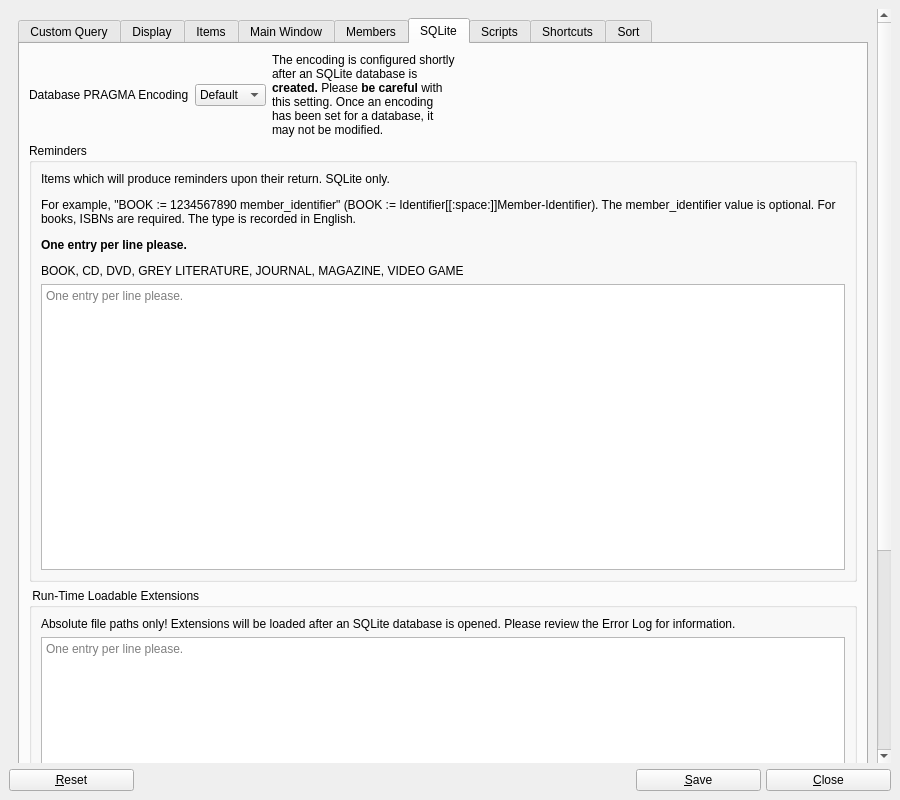
Qt form UI/biblioteq_otheroptions.ui (textbrowser/biblioteq) before a commit.
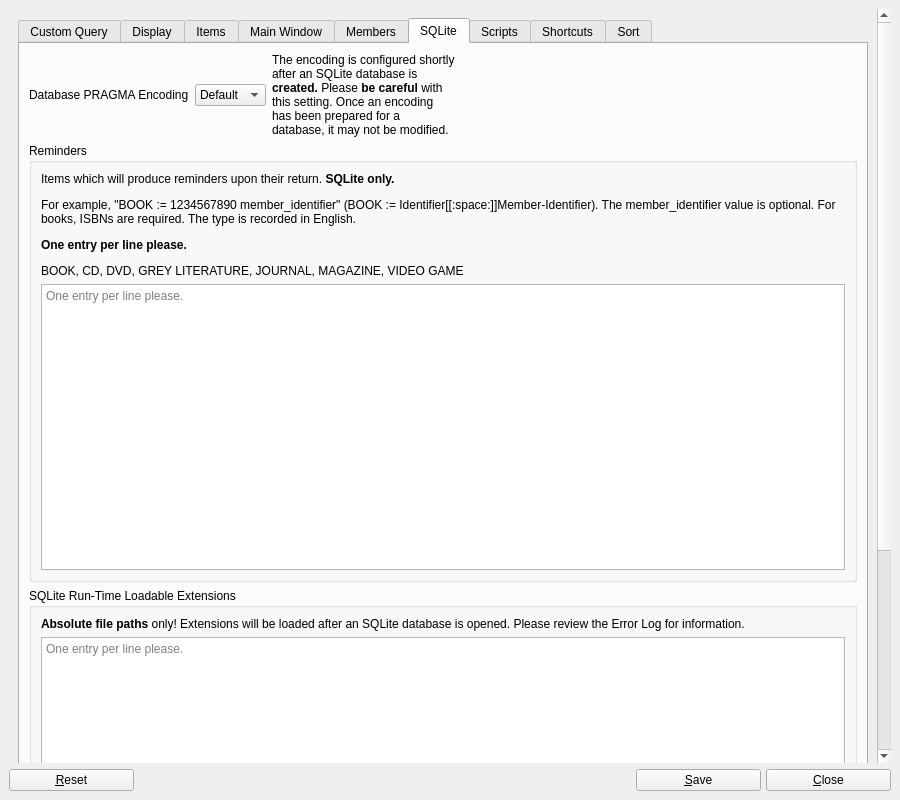
The same form after that commit. The open tabs and pages were chosen to show the change. Icons and pictures are not drawn. Custom widgets are drawn as their Qt base class.

Diff of the .ui file:
```diff
--- a/UI/biblioteq_otheroptions.ui
+++ b/UI/biblioteq_otheroptions.ui
@@ -931,7 +931,7 @@
               <item>
                <widget class="QLabel" name="label_24">
                 <property name="text">
-                 <string>&lt;html&gt;&lt;head/&gt;&lt;body&gt;&lt;p&gt;The encoding is configured shortly after an SQLite database is &lt;span style=&quot; font-weight:600;&quot;&gt;created.&lt;/span&gt; Please &lt;span style=&quot; font-weight:600;&quot;&gt;be careful&lt;/span&gt; with this setting. Once an encoding has been set for a database, it may not be modified.&lt;/p&gt;&lt;/body&gt;&lt;/html&gt;</string>
+                 <string>&lt;html&gt;&lt;head/&gt;&lt;body&gt;&lt;p&gt;The encoding is configured shortly after an SQLite database is &lt;span style=&quot; font-weight:600;&quot;&gt;created.&lt;/span&gt; Please &lt;span style=&quot; font-weight:600;&quot;&gt;be careful&lt;/span&gt; with this setting. Once an encoding has been prepared for a database, it may not be modified.&lt;/p&gt;&lt;/body&gt;&lt;/html&gt;</string>
                 </property>
                 <property name="wordWrap">
                  <bool>true</bool>
@@ -962,7 +962,7 @@
                <item>
                 <widget class="QLabel" name="label_17">
                  <property name="text">
-                  <string>&lt;html&gt;&lt;head/&gt;&lt;body&gt;&lt;p&gt;Items which will produce reminders upon their return. SQLite only.&lt;/p&gt;&lt;p&gt;For example, &amp;quot;BOOK := 1234567890 member_identifier&amp;quot; (BOOK := Identifier[[:space:]]Member-Identifier). The member_identifier value is optional. For books, ISBNs are required. The type is recorded in English.&lt;/p&gt;&lt;p&gt;&lt;span style=&quot; font-weight:600;&quot;&gt;One entry per line please.&lt;/span&gt;&lt;/p&gt;&lt;p&gt;BOOK, CD, DVD, GREY LITERATURE, JOURNAL, MAGAZINE, VIDEO GAME&lt;/p&gt;&lt;/body&gt;&lt;/html&gt;</string>
+                  <string>&lt;html&gt;&lt;head/&gt;&lt;body&gt;&lt;p&gt;Items which will produce reminders upon their return. &lt;span style=&quot; font-weight:600;&quot;&gt;SQLite only.&lt;/span&gt;&lt;/p&gt;&lt;p&gt;For example, &amp;quot;BOOK := 1234567890 member_identifier&amp;quot; (BOOK := Identifier[[:space:]]Member-Identifier). The member_identifier value is optional. For books, ISBNs are required. The type is recorded in English.&lt;/p&gt;&lt;p&gt;&lt;span style=&quot; font-weight:600;&quot;&gt;One entry per line please.&lt;/span&gt;&lt;/p&gt;&lt;p&gt;BOOK, CD, DVD, GREY LITERATURE, JOURNAL, MAGAZINE, VIDEO GAME&lt;/p&gt;&lt;/body&gt;&lt;/html&gt;</string>
                  </property>
                  <property name="wordWrap">
                   <bool>true</bool>
@@ -985,13 +985,13 @@
             <item>
              <widget class="QGroupBox" name="groupBox_8">
               <property name="title">
-               <string> Run-Time Loadable Extensions</string>
+               <string>SQLite Run-Time Loadable Extensions</string>
               </property>
               <layout class="QVBoxLayout" name="verticalLayout_19">
                <item>
                 <widget class="QLabel" name="label_25">
                  <property name="text">
-                  <string>Absolute file paths only! Extensions will be loaded after an SQLite database is opened. Please review the Error Log for information.</string>
+                  <string>&lt;html&gt;&lt;head/&gt;&lt;body&gt;&lt;p&gt;&lt;span style=&quot; font-weight:600;&quot;&gt;Absolute file paths&lt;/span&gt; only! Extensions will be loaded after an SQLite database is opened. Please review the Error Log for information.&lt;/p&gt;&lt;/body&gt;&lt;/html&gt;</string>
                  </property>
                  <property name="wordWrap">
                   <bool>true</bool>
```
Left out of the diff: 12 changed lines with no effect on the pictures.
